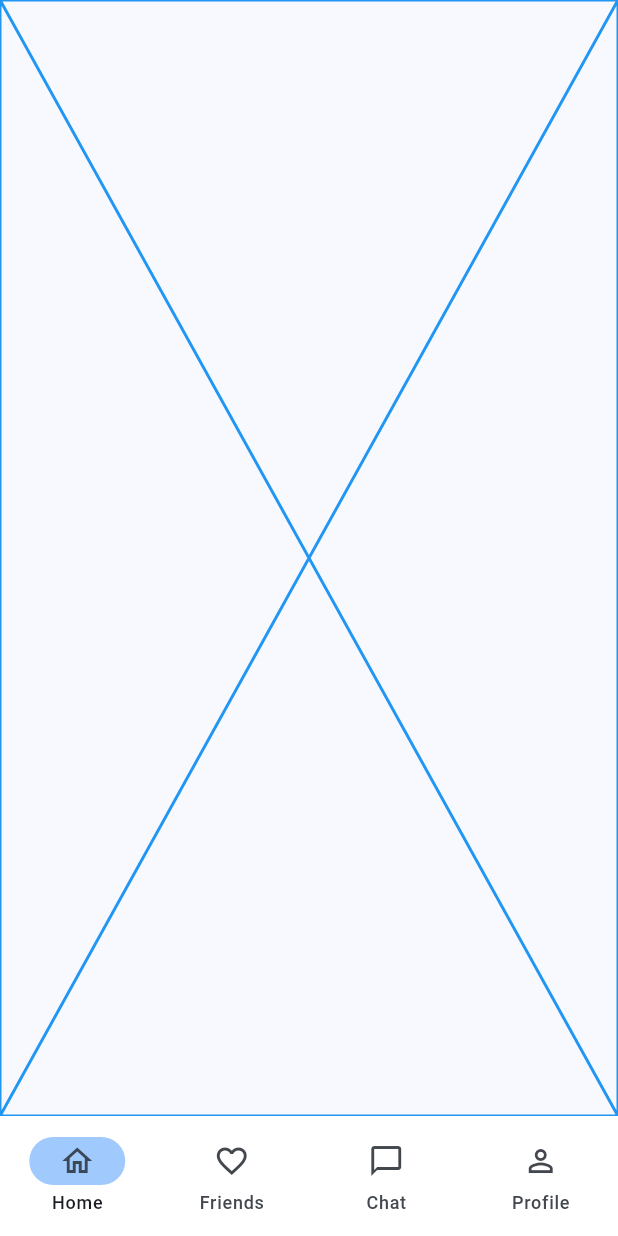
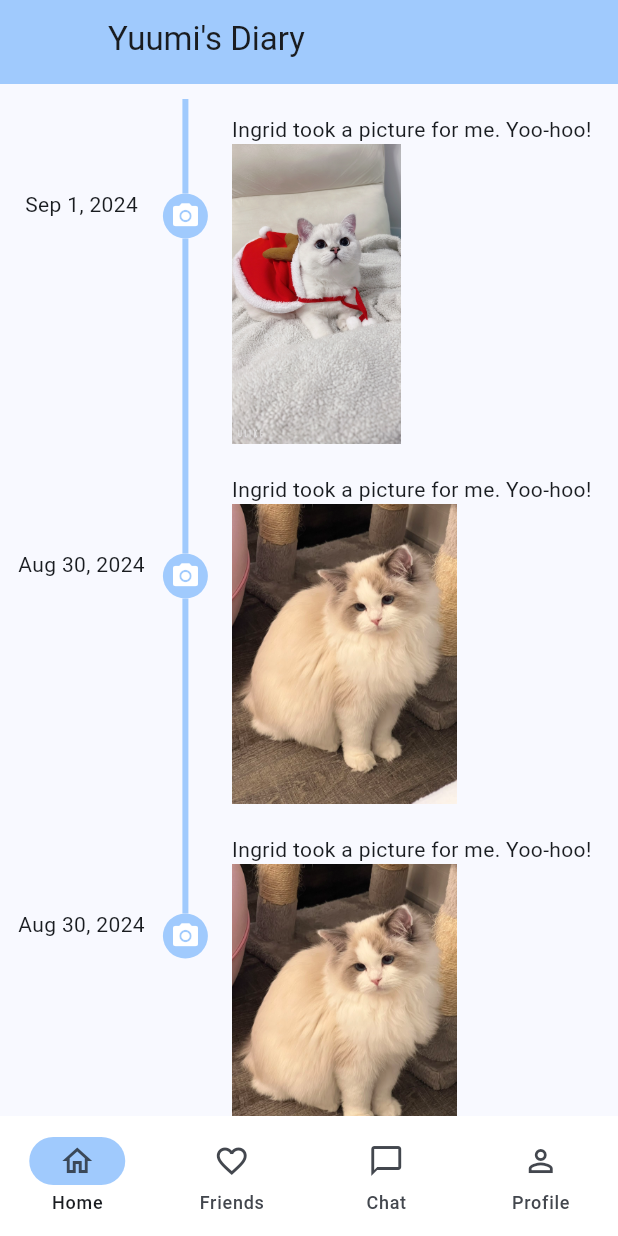
Before and after one commit to IngridFeng/PetDiary, a Flutter app: the screen it shows after launch, on a phone screen of 412 x 824 dp. Run offline on Flutter 3.47's test engine with Material 3 defaults, Android fonts, the phone set to English and light mode, and no system bars; drawn by our look-alikes of timeline_tile.

Commit message:
Added Timeline Tiles for the diary home page with placeholder data

```diff
--- a/lib/app_state.dart
+++ /dev/null
@@ -1,13 +0,0 @@
-import 'nav_bar_data.dart';
-import 'package:flutter/material.dart';
-
-class AppState extends ChangeNotifier {
-  NavBarState navBarState = NavBarState.home;
-
-  void setNavBarState([NavBarState? newNavBarState]) {
-    if (newNavBarState != null) {
-      navBarState = newNavBarState;
-    }
-    notifyListeners();
-  }
-}
--- a/lib/home_page.dart
+++ /dev/null
@@ -1,43 +0,0 @@
-import 'package:flutter/material.dart';
-import 'nav_bar_data.dart';
-
-class HomePage extends StatefulWidget {
-  const HomePage({super.key});
-
-  @override
-  State<HomePage> createState() => _HomePageState();
-}
-
-class _HomePageState extends State<HomePage> {
-  NavBarState navBarState = NavBarState.home;
-
-  @override
-  Widget build(BuildContext context) {
-    return const Placeholder(color: Colors.blue);
-    // return Scaffold(
-    //   appBar: AppBar(
-    //     backgroundColor: Theme.of(context).colorScheme.inversePrimary,
-    //     title: Text("Ingrid's family"),
-    //   ),
-    //   body: Center(
-    //     child: Column(
-    //       mainAxisAlignment: MainAxisAlignment.center,
-    //       children: <Widget>[
-    //         const Text(
-    //           'You have pushed the button this many times:',
-    //         ),
-    //         Text(
-    //           '$_counter',
-    //           style: Theme.of(context).textTheme.headlineMedium,
-    //         ),
-    //       ],
-    //     ),
-    //   ),
-    //   floatingActionButton: FloatingActionButton(
-    //     onPressed: _incrementCounter,
-    //     tooltip: 'Increment',
-    //     child: const Icon(Icons.add),
-    //   ),
-    // );
-  }
-}
--- /dev/null
+++ b/lib/home_page/home_page.dart
@@ -0,0 +1,120 @@
+import 'package:flutter/material.dart';
+import 'package:timeline_tile/timeline_tile.dart';
+import 'timeline_tile_items.dart';
+import 'home_page_state.dart';
+import 'package:provider/provider.dart';
+
+class HomePage extends StatefulWidget {
+  const HomePage({super.key});
+
+  @override
+  State<HomePage> createState() => _HomePageState();
+}
+
+class _HomePageState extends State<HomePage> {
+  @override
+  Widget build(BuildContext context) {
+    var homePageState = context.watch<HomePageState>();
+
+    return Scaffold(
+      body: CustomScrollView(
+        slivers: <Widget>[
+          SliverAppBar(
+            pinned: true,
+            backgroundColor: Theme.of(context).colorScheme.inversePrimary,
+            flexibleSpace: const FlexibleSpaceBar(
+              title: Text("Yuumi's Diary"),
+            ),
+          ),
+          const SliverToBoxAdapter(child: SizedBox(height: 10.0)),
+          homePageState.timelineTileItems.isEmpty
+              ? const SliverToBoxAdapter(
+                  child: Center(
+                  child: Text(
+                      "Hi there, Yuumi! How's your day? Did you catach a fish? Or did you visit any friends? Get started by writting your diary."),
+                ))
+              : SliverList(
+                  delegate: SliverChildBuilderDelegate(
+                    (BuildContext context, int index) {
+                      TimelineTileData timelineTileData =
+                          homePageState.timelineTileItems[index];
+                      return TimelineTile(
+                        alignment: TimelineAlign.manual,
+                        lineXY: 0.3,
+                        beforeLineStyle: LineStyle(
+                            color:
+                                Theme.of(context).colorScheme.inversePrimary),
+                        indicatorStyle: IndicatorStyle(
+                          indicatorXY: 0.3,
+                          drawGap: true,
+                          width: 30,
+                          height: 30,
+                          indicator: _IconIndicator(
+                              iconData: timelineTileData.indicatorIcon),
+                        ),
+                        isLast:
+                            index == homePageState.timelineTileItems.length - 1,
+                        startChild: Center(
+                          child: Container(
+                            alignment: const Alignment(0.0, -0.45),
+                            child: Text(timelineTileData.date),
+                          ),
+                        ),
+                        endChild: Padding(
+                          padding: const EdgeInsets.only(
+                              left: 16, right: 10, top: 10, bottom: 10),
+                          child: Column(
+                            crossAxisAlignment: CrossAxisAlignment.start,
+                            children: <Widget>[
+                              Text(
+                                timelineTileData.description,
+                              ),
+                              if (timelineTileData.image != null)
+                                timelineTileData.image!,
+                            ],
+                          ),
+                        ),
+                      );
+                    },
+                    childCount: homePageState.timelineTileItems.length,
+                  ),
+                ),
+        ],
+      ),
+    );
+  }
+}
+
+class _IconIndicator extends StatelessWidget {
+  const _IconIndicator({required this.iconData});
+
+  final IconData iconData;
+
+  @override
+  Widget build(BuildContext context) {
+    return Stack(
+      children: [
+        Container(
+          decoration: BoxDecoration(
+            shape: BoxShape.circle,
+            color: Theme.of(context).colorScheme.inversePrimary,
+          ),
+        ),
+        Positioned.fill(
+          child: Align(
+            alignment: Alignment.center,
+            child: SizedBox(
+              height: 30,
+              width: 30,
+              child: Icon(
+                iconData,
+                size: 20,
+                color: Theme.of(context).colorScheme.onPrimary,
+              ),
+            ),
+          ),
+        ),
+      ],
+    );
+  }
+}
--- /dev/null
+++ b/lib/home_page/home_page_state.dart
@@ -0,0 +1,17 @@
+import 'package:flutter/material.dart';
+import 'timeline_tile_items.dart';
+
+class HomePageState extends ChangeNotifier {
+  late List<TimelineTileData> timelineTileItems =
+      const TimelineTileItems().fetchData();
+
+  void addTimelineTile(TimelineTileData timelineTileData) {
+    timelineTileItems.add(timelineTileData);
+    notifyListeners();
+  }
+
+  void removeAllTimelineTiles() {
+    timelineTileItems.clear();
+    notifyListeners();
+  }
+}
--- /dev/null
+++ b/lib/home_page/timeline_tile_items.dart
@@ -0,0 +1,57 @@
+import 'package:flutter/material.dart';
+
+enum TimelineTileType {
+  // upcoming,
+  // doctorVisit,
+  playWithHuman,
+  // playWithFriend,
+  // visitFriend,
+}
+
+class TimelineTileData {
+  final String date;
+  final IconData indicatorIcon;
+  final String description;
+  final Image? image;
+
+  TimelineTileData(
+      {Key? key,
+      required this.date,
+      required this.indicatorIcon,
+      required this.description,
+      this.image});
+}
+
+class TimelineTileItems {
+  const TimelineTileItems();
+
+  List<TimelineTileData> fetchData() {
+    // TODO: RPC to get data here.
+    return [
+      TimelineTileData(
+          date: "Sep 1, 2024",
+          indicatorIcon: Icons.photo_camera,
+          description: "Ingrid took a picture for me. Yoo-hoo!",
+          image: const Image(
+            image: AssetImage('lib/home_page/assets/yuumi.jpg'),
+            height: 200,
+          )),
+      TimelineTileData(
+          date: "Aug 30, 2024",
+          indicatorIcon: Icons.photo_camera,
+          description: "Ingrid took a picture for me. Yoo-hoo!",
+          image: const Image(
+            image: AssetImage('lib/home_page/assets/milan.jpg'),
+            height: 200,
+          )),
+      TimelineTileData(
+          date: "Aug 30, 2024",
+          indicatorIcon: Icons.photo_camera,
+          description: "Ingrid took a picture for me. Yoo-hoo!",
+          image: const Image(
+            image: AssetImage('lib/home_page/assets/milan.jpg'),
+            height: 200,
+          )),
+    ];
+  }
+}
--- a/lib/main.dart
+++ b/lib/main.dart
@@ -1,7 +1,5 @@
 import 'package:flutter/material.dart';
-import 'app_state.dart';
 import 'root_page.dart';
-import 'package:provider/provider.dart';
 
 void main() {
   runApp(const PetDiary());
@@ -12,16 +10,13 @@ class PetDiary extends StatelessWidget {
 
   @override
   Widget build(BuildContext context) {
-    return ChangeNotifierProvider(
-      create: (context) => AppState(),
-      child: MaterialApp(
-        title: "Pet Diary",
-        theme: ThemeData(
-          colorScheme: ColorScheme.fromSeed(seedColor: Colors.blue),
-          useMaterial3: true,
-        ),
-        home: const RootPage(),
+    return MaterialApp(
+      title: "Pet Diary",
+      theme: ThemeData(
+        colorScheme: ColorScheme.fromSeed(seedColor: Colors.blue),
+        useMaterial3: true,
       ),
+      home: const RootPage(),
     );
   }
 }
--- a/lib/nav_bar_data.dart
+++ b/lib/nav_bar_item.dart
@@ -8,10 +8,10 @@ enum NavBarState {
 }
 
 class NavBarItemData {
-  IconData icon = Icons.home_outlined;
-  String label = "Home";
+  final IconData icon;
+  final String label;
 
-  NavBarItemData(this.icon, this.label);
+  NavBarItemData({required this.icon, required this.label});
 }
 
 class NavBarItem {
@@ -22,13 +22,13 @@ class NavBarItem {
   NavBarItemData getData() {
     switch (navBarState) {
       case NavBarState.home:
-        return NavBarItemData(Icons.home_outlined, "Home");
+        return NavBarItemData(icon: Icons.home_outlined, label: "Home");
       case NavBarState.friends:
-        return NavBarItemData(Icons.favorite_border, "Friends");
+        return NavBarItemData(icon: Icons.favorite_border, label: "Friends");
       case NavBarState.chat:
-        return NavBarItemData(Icons.chat_bubble_outline, "Chat");
+        return NavBarItemData(icon: Icons.chat_bubble_outline, label: "Chat");
       case NavBarState.profile:
-        return NavBarItemData(Icons.person_outline, "Profile");
+        return NavBarItemData(icon: Icons.person_outline, label: "Profile");
       default:
         throw UnimplementedError(
             "$navBarState not implemented for NavBarItem.");
--- a/lib/root_page.dart
+++ b/lib/root_page.dart
@@ -1,7 +1,7 @@
 import 'package:flutter/material.dart';
-import 'nav_bar_data.dart';
-import 'home_page.dart';
-import 'app_state.dart';
+import 'nav_bar_item.dart';
+import 'home_page/home_page.dart';
+import 'home_page/home_page_state.dart';
 import 'package:provider/provider.dart';
 
 class RootPage extends StatefulWidget {
@@ -12,22 +12,23 @@ class RootPage extends StatefulWidget {
 }
 
 class _RootPage extends State<RootPage> {
+  NavBarState navBarState = NavBarState.home;
+
   @override
   Widget build(BuildContext context) {
-    var appState = context.watch<AppState>();
     Widget selectedPage;
-    switch (appState.navBarState) {
+    switch (navBarState) {
       case NavBarState.home:
-        selectedPage = const HomePage();
+        selectedPage = ChangeNotifierProvider(
+          create: (context) => HomePageState(),
+          child: const HomePage(),
+        );
       case NavBarState.friends:
         selectedPage = const Placeholder(color: Colors.amber);
       case NavBarState.chat:
         selectedPage = const Placeholder(color: Colors.green);
       case NavBarState.profile:
         selectedPage = const Placeholder(color: Colors.yellow);
-      default:
-        throw UnimplementedError(
-            "$appState.navBarState not implemented for the page.");
     }
 
     // The container for the current page, with its background color
@@ -55,10 +56,12 @@ class _RootPage extends State<RootPage> {
                 ),
               )
               .toList(),
-          selectedIndex: appState.navBarState.index,
+          selectedIndex: navBarState.index,
           indicatorColor: Theme.of(context).colorScheme.inversePrimary,
           onDestinationSelected: (selectedIndex) {
-            appState.setNavBarState(NavBarState.values[selectedIndex]);
+            setState(() {
+              navBarState = NavBarState.values[selectedIndex];
+            });
           },
         ),
       );
@@ -80,10 +83,12 @@ class _RootPage extends State<RootPage> {
                     ),
                   )
                   .toList(),
-              selectedIndex: appState.navBarState.index,
+              selectedIndex: navBarState.index,
               indicatorColor: Theme.of(context).colorScheme.inversePrimary,
               onDestinationSelected: (selectedIndex) {
-                appState.setNavBarState(NavBarState.values[selectedIndex]);
+                setState(() {
+                  navBarState = NavBarState.values[selectedIndex];
+                });
               },
             ),
             Expanded(child: mainArea),
```
Also changed, not shown: pubspec.yaml (+5 -5 lines), lib/home_page/assets/milan.jpg (added), lib/home_page/assets/yuumi.jpg (added), 1 other file.
